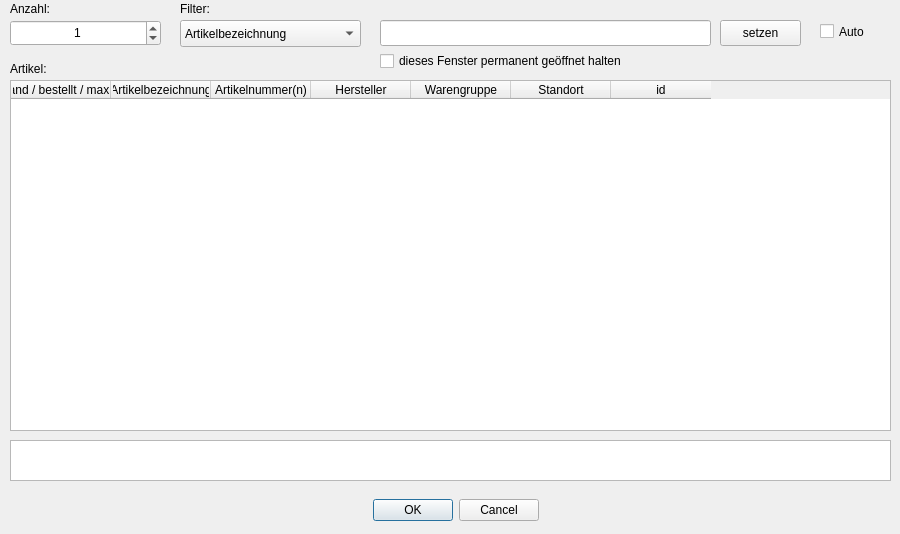
The window that cinputdialogarticleallowance.ui (RobRoy1304/LaVa-2) describes before a commit, drawn with Qt 5.
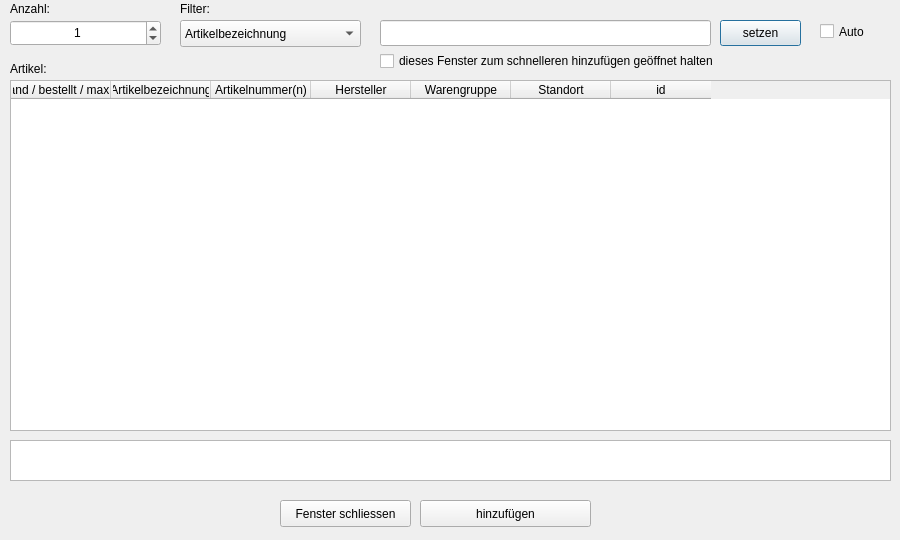
The same window after the commit. Icons and pictures are not drawn.

What changed in the file:
```diff
--- a/cinputdialogarticleallowance.ui
+++ b/cinputdialogarticleallowance.ui
@@ -7,7 +7,7 @@
     <x>0</x>
     <y>0</y>
     <width>900</width>
-    <height>534</height>
+    <height>540</height>
    </rect>
   </property>
   <property name="windowTitle">
@@ -17,25 +17,6 @@
    <iconset resource="lava2res.qrc">
     <normaloff>:/images/res/icon.ico</normaloff>:/images/res/icon.ico</iconset>
   </property>
-  <widget class="QDialogButtonBox" name="buttonBox">
-   <property name="geometry">
-    <rect>
-     <x>80</x>
-     <y>490</y>
-     <width>751</width>
-     <height>41</height>
-    </rect>
-   </property>
-   <property name="orientation">
-    <enum>Qt::Horizontal</enum>
-   </property>
-   <property name="standardButtons">
-    <set>QDialogButtonBox::Cancel|QDialogButtonBox::Ok</set>
-   </property>
-   <property name="centerButtons">
-    <bool>true</bool>
-   </property>
-  </widget>
   <widget class="QComboBox" name="comboBoxMask">
    <property name="geometry">
     <rect>
@@ -299,7 +280,33 @@
     </rect>
    </property>
    <property name="text">
-    <string>dieses Fenster permanent geöffnet halten</string>
+    <string>dieses Fenster zum schnelleren hinzufügen geöffnet halten</string>
+   </property>
+  </widget>
+  <widget class="QPushButton" name="pushButtonOk">
+   <property name="geometry">
+    <rect>
+     <x>420</x>
+     <y>500</y>
+     <width>171</width>
+     <height>27</height>
+    </rect>
+   </property>
+   <property name="text">
+    <string>hinzufügen</string>
+   </property>
+  </widget>
+  <widget class="QPushButton" name="pushButtonCancel">
+   <property name="geometry">
+    <rect>
+     <x>280</x>
+     <y>500</y>
+     <width>131</width>
+     <height>27</height>
+    </rect>
+   </property>
+   <property name="text">
+    <string>Fenster schliessen</string>
    </property>
   </widget>
  </widget>
```
Left out of the diff: 41 changed lines with no effect on the pictures.
